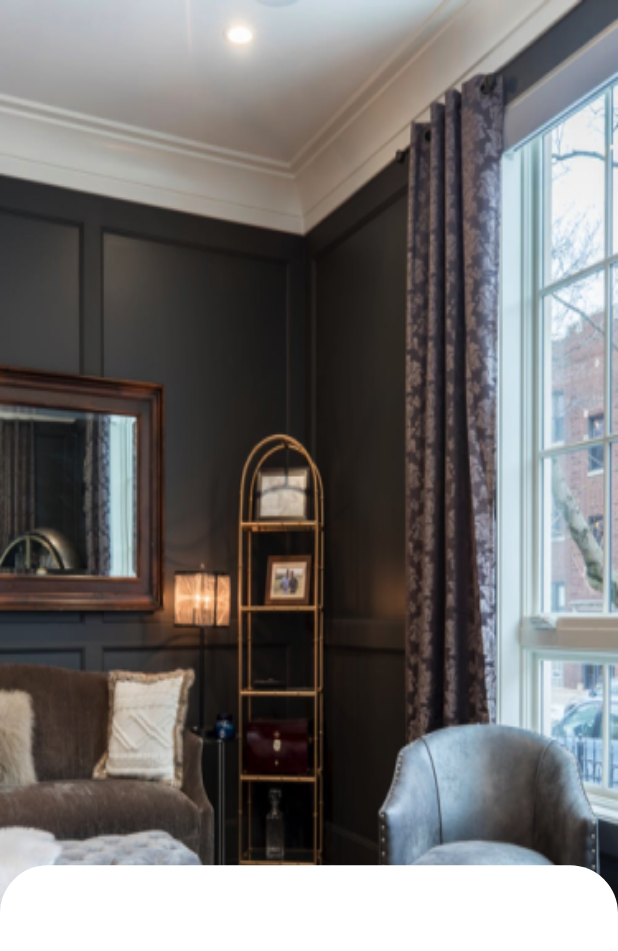
After one commit to tychicus04/travo_app, a Flutter app: the HotelDetailScreen screen opened by its route, on a phone screen of 412 x 824 dp. The commit adds this screen. Shown: the top 951 px of the screen. Run offline on Flutter 3.47's test engine with Material 2 defaults, Android fonts, the phone set to English and light mode, and no system bars; our stand-ins replace font_awesome_flutter, hive_flutter, salomon_bottom_bar, smooth_page_indicator, syncfusion_flutter_datepicker; accounts and stored records are empty.

Commit message:
hotel-detail-screen part 1

```diff
--- a/lib/core/helpers/asset_helper.dart
+++ b/lib/core/helpers/asset_helper.dart
@@ -12,9 +12,10 @@ class AssetHelper {
   static const String japan = 'assets/images/japan.png';
   static const String turkey = 'assets/images/turkey.png';
   static const String dubai = 'assets/images/dubai.png';
-  static const String room1 = 'assets/images/room1.png';
-  static const String room2 = 'assets/images/room2.png';
-  static const String room3 = 'assets/images/room3.png';
+  static const String hotel1 = 'assets/images/hotel1.png';
+  static const String hotel2 = 'assets/images/hotel2.png';
+  static const String hotel3 = 'assets/images/hotel3.png';
+  static const String hotelDetail = 'assets/images/hotel_detail.png';
 
   // icon
   static const String icoFlight = 'assets/icons/flight.png';
--- /dev/null
+++ b/lib/representation/screens/hotel_detail_screen.dart
@@ -0,0 +1,77 @@
+import 'package:flutter/material.dart';
+import 'package:project_02/core/constants/dismension_constants.dart';
+import 'package:project_02/core/helpers/asset_helper.dart';
+import 'package:project_02/core/helpers/image_healper.dart';
+
+class HotelDetailScreen extends StatefulWidget {
+  const HotelDetailScreen({super.key});
+
+  static const String routeName = '/hotel_detail_screen';
+
+  @override
+  State<HotelDetailScreen> createState() => _HotelDetailScreenState();
+}
+
+class _HotelDetailScreenState extends State<HotelDetailScreen> {
+  @override
+  Widget build(BuildContext context) {
+    return Scaffold(
+      body: Stack(
+        children: [
+          Positioned.fill(
+            child: ImageHelper.loadFromAsset(
+              AssetHelper.hotelDetail,
+              fit: BoxFit.fill
+            ),
+          ),
+          DraggableScrollableSheet(
+            initialChildSize: 0.3,
+            maxChildSize: 0.3,
+            minChildSize: 0.3,
+            builder: (context, scrollController) {
+              return Container(
+                padding: const EdgeInsets.symmetric(
+                  horizontal: kMediumPadding
+                ),
+                decoration: const BoxDecoration(
+                  color: Colors.white,
+                  borderRadius: BorderRadius.only(
+                    topLeft: Radius.circular(kDefaultPadding * 2),
+                    topRight: Radius.circular(kDefaultPadding * 2),
+                  )
+                ),
+                child: Column (
+                  children: [
+                    Container(
+                      alignment: Alignment.center,
+                      margin: const EdgeInsets.only(top: kDefaultPadding),
+                      child: Container(
+                        height: 5,
+                        width: 60,
+                        decoration: const BoxDecoration(
+                          borderRadius: BorderRadius.all(
+                            Radius.circular(
+                              kItemPadding
+                            )
+                          ),
+                        ),
+                      )
+                    ),
+                    const SizedBox(
+                      height: kDefaultPadding,
+                    ),
+                    Expanded(
+                      child: ListView(
+                        controller: scrollController,
+                      ),
+                    ),
+                  ]
+                )
+              );
+            }
+          ),
+        ],
+      )
+    );
+  }
+}
--- a/lib/representation/screens/hotels_screen.dart
+++ b/lib/representation/screens/hotels_screen.dart
@@ -17,7 +17,7 @@ class _HotelsScreenState extends State<HotelsScreen> {
 
   final List<HotelModel> listHotel = [
     HotelModel(
-      hotelImage: AssetHelper.room1,
+      hotelImage: AssetHelper.hotel1,
       hotelName: 'Royal Palm Heritage',
       location: 'Purwokerto, Jateng',
       awayKilometer: '364 m',
@@ -26,7 +26,7 @@ class _HotelsScreenState extends State<HotelsScreen> {
       price: 143,
     ),
     HotelModel(
-      hotelImage: AssetHelper.room2,
+      hotelImage: AssetHelper.hotel2,
       hotelName: 'Grand Luxury\'s',
       location: 'Banyumas, Jateng',
       awayKilometer: '2.3 km',
@@ -35,7 +35,7 @@ class _HotelsScreenState extends State<HotelsScreen> {
       price: 234,
     ),
     HotelModel(
-      hotelImage: AssetHelper.room3,
+      hotelImage: AssetHelper.hotel3,
       hotelName: 'The Orlando House',
       location: 'Ajibarang, Jateng',
       awayKilometer: '1.1 km',
--- a/lib/representation/widgets/item_hotel_widget.dart
+++ b/lib/representation/widgets/item_hotel_widget.dart
@@ -4,6 +4,7 @@ import 'package:project_02/core/constants/dismension_constants.dart';
 import 'package:project_02/core/helpers/asset_helper.dart';
 import 'package:project_02/core/helpers/image_healper.dart';
 import 'package:project_02/data/models/hotel_model.dart';
+import 'package:project_02/representation/screens/hotel_detail_screen.dart';
 import 'package:project_02/representation/widgets/button_widget.dart';
 import 'package:project_02/representation/widgets/dash_line.dart';
 
@@ -85,7 +86,7 @@ class ItemHotelWidget extends StatelessWidget {
                       hotelModel.star.toString(),
                     ),
                     Text(
-                      '- ${hotelModel.numberOfReview} reviews',
+                      ' (${hotelModel.numberOfReview} reviews)',
                       style: const TextStyle(
                         color: ColorPalette.subTitleColor,
                       ),
@@ -100,7 +101,7 @@ class ItemHotelWidget extends StatelessWidget {
                         crossAxisAlignment: CrossAxisAlignment.start,
                         children: [
                           Text(
-                            hotelModel.price.toString(),
+                            '\$${hotelModel.price.toString()}',
                             style: const TextStyle(
                               fontWeight: FontWeight.bold,
                               fontSize: 24
@@ -122,6 +123,7 @@ class ItemHotelWidget extends StatelessWidget {
                       child: ButtonWidget(
                         title: 'Book a room',
                         ontap: () {
+                          Navigator.of(context).pushNamed(HotelDetailScreen.routeName);
                         },
                       ),
                     ),
--- a/lib/routes.dart
+++ b/lib/routes.dart
@@ -1,6 +1,7 @@
 import 'package:flutter/material.dart';
 import 'package:project_02/representation/screens/guest_and_room_booking_screen.dart';
 import 'package:project_02/representation/screens/hotel_booking_screen.dart';
+import 'package:project_02/representation/screens/hotel_detail_screen.dart';
 import 'package:project_02/representation/screens/hotel_screen.dart';
 import 'package:project_02/representation/screens/hotels_screen.dart';
 import 'package:project_02/representation/screens/intro_screen.dart';
@@ -17,6 +18,7 @@ final Map<String, WidgetBuilder> routes = {
   SelectDateScreen.routeName: (context) => SelectDateScreen(),
   GuestAndRoomBookingScreen.routeName: (context) => const GuestAndRoomBookingScreen(),
   HotelsScreen.routeName: (context) => const HotelsScreen(),
+  HotelDetailScreen.routeName: (context) => const HotelDetailScreen(),
 };
 // MaterialPageRoute<dynamic>? generateRoutes(RouteSettings settings) {
 //   switch (settings.name) {
```
Also changed, not shown: assets/images/hotel1.png (renamed from assets/images/room1.png), assets/images/hotel2.png (renamed from assets/images/room2.png), assets/images/hotel3.png (renamed from assets/images/room3.png), assets/images/hotel_detail.png (added).
